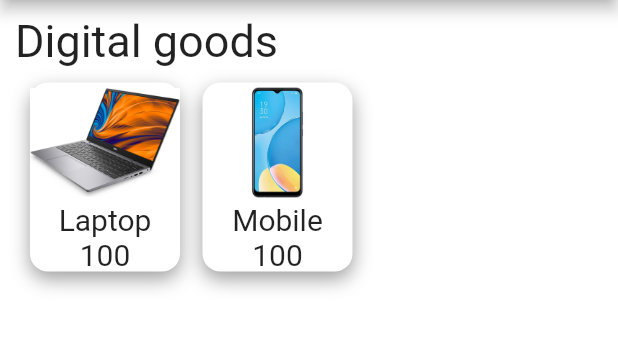
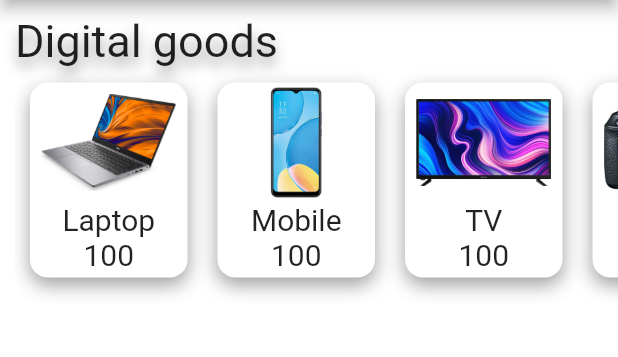
Before and after one commit to sadrabera/Sadra_Shop, a Flutter app: the screen it shows after launch, on a phone screen of 412 x 824 dp, the part 84-441 px from its top. Run offline on Flutter 3.47's test engine with Material 2 defaults, Android fonts, the phone set to English and light mode, and no system bars.

Commit message:
one row compilited

```diff
--- a/lib/main_page.dart
+++ b/lib/main_page.dart
@@ -1,4 +1,5 @@
 import 'package:flutter/cupertino.dart';
+import 'package:flutter/material.dart';
 import 'package:untitled/rows_in_main_page/digital_goods.dart';
 
 class MyMainPage extends StatelessWidget {
@@ -10,14 +11,25 @@ class MyMainPage extends StatelessWidget {
       child: Container(
         child: Column(
           children:   [
-            Text(
+            const Text(
               'Digital goods',
               style: TextStyle(
                 fontSize: 30,
                 fontFamily: 'Roboto',
+                shadows: [
+                  Shadow(
+                    color: Colors.grey,
+                    blurRadius: 10,
+                    offset: Offset(0, 6),
+                  ),
+                ],
               ),
             ),
             DigitalGoodsRow(),
+            SizedBox(
+              height: 40,
+            ),
+
           ],
           crossAxisAlignment: CrossAxisAlignment.start,
         ),
--- a/lib/rows_in_main_page/boxes.dart
+++ b/lib/rows_in_main_page/boxes.dart
@@ -9,10 +9,13 @@ class EveryBoxes extends StatelessWidget{
   @override
   Widget build(BuildContext context) {
     return InkWell(
+      child: SizedBox(
+        width: 105,
+        height: 130,
         child: Container(
             child:Column(
               children: <Widget>[
-              Image.asset(image, width: 100, height: 80,),
+                Image.asset(image, width: 90, height: 80,),
                 Text(title, style: TextStyle(fontSize: 20, fontFamily: 'Roboto',),),
                 Text(number.toString(), style: TextStyle(fontSize: 20, fontFamily: 'Roboto',),),
               ],
@@ -29,6 +32,7 @@ class EveryBoxes extends StatelessWidget{
             ],
           ),
         ),
+      ),
       onTap: (){
         print('click');
       },
--- a/lib/rows_in_main_page/digital_goods.dart
+++ b/lib/rows_in_main_page/digital_goods.dart
@@ -7,6 +7,7 @@ class DigitalGoodsRow extends StatelessWidget {
   @override
   Widget build(BuildContext context) {
     return SingleChildScrollView(
+      scrollDirection: Axis.horizontal,
       child: Row(
         children: <Widget>[
           EveryBoxes(
@@ -15,17 +16,34 @@ class DigitalGoodsRow extends StatelessWidget {
             number: 100,
           ),
           SizedBox(
-            width: 15,
+            width: 20,
           ),
-
           EveryBoxes(
             title: 'Mobile',
             image: 'assets/images/mobile.jpg',
             number: 100,
           ),
+          SizedBox(
+            width: 20,
+          ),
+          EveryBoxes(
+            title: 'TV',
+            image: 'assets/images/tv.jpg',
+            number: 100,
+          ),
+          SizedBox(
+            width: 20,
+          ),
+          EveryBoxes(
+            title: 'Camera',
+            image: 'assets/images/camera.jpg',
+            number: 100,
+          ),
+
         ],
+
       ),
-      padding: EdgeInsets.only(left: 10, top: 10),
+      padding: EdgeInsets.only(left: 10, top: 10,bottom: 20),
     );
   }
 }
--- a/pubspec.yaml
+++ b/pubspec.yaml
@@ -61,6 +61,8 @@ flutter:
   assets:
       - assets/images/laptop.jpg
       - assets/images/mobile.jpg
+      - assets/images/tv.jpg
+      - assets/images/camera.jpg
 #     - assets/images/a_dot_ham.jpeg
 
   # An image asset can refer to one or more resolution-specific "variants", see
```
Also changed, not shown: assets/images/camera.jpg (added), assets/images/tv.jpg (added). Lines whose indentation alone changed are shown as unchanged.
